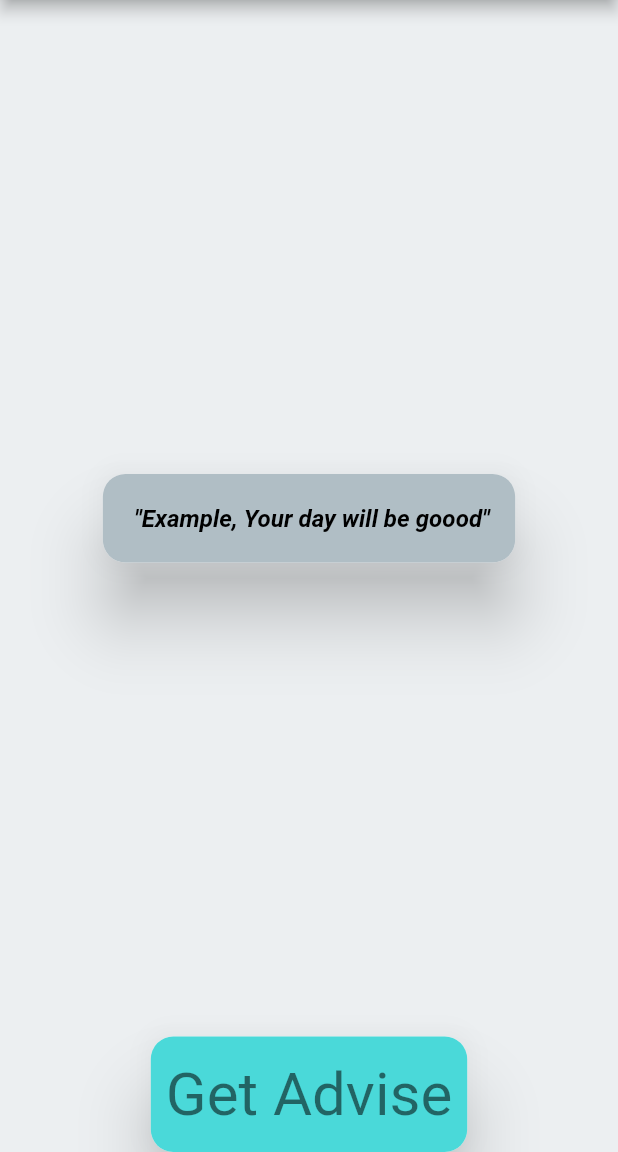
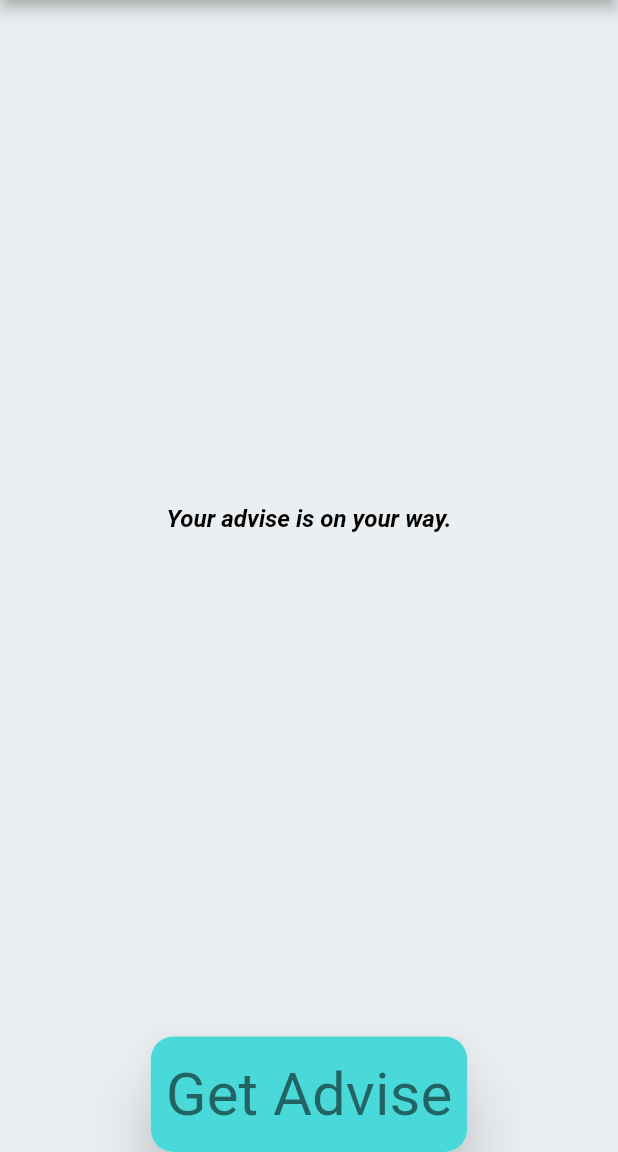
Before and after one commit to Last-dreamer/adviser, a Flutter app: the screen it shows after launch, on a phone screen of 412 x 824 dp, the part 84-1236 px from its top. Run offline on Flutter 3.47's test engine with Material 2 defaults, Android fonts, the phone set to English and light mode, and no system bars; our stand-ins replace flutter_bloc; Roboto replaces fonts that are missing (Rubik).

Commit message:
adding latest code

```diff
--- a/lib/main.dart
+++ b/lib/main.dart
@@ -1,6 +1,7 @@
 
 import 'package:adviser/presentation/core/services/theme_service.dart';
 import 'package:adviser/presentation/pages/advise/advise.dart';
+
 import 'package:adviser/theme.dart';
 import 'package:flutter/material.dart';
 import 'package:provider/provider.dart';
@@ -22,7 +23,7 @@ class MyApp extends StatelessWidget {
         themeMode: themeService.isDarkModeOn ? ThemeMode.dark : ThemeMode.light,
         theme: AppTheme.lightTheme,
         darkTheme: AppTheme.darkTheme,
-        home: const AdviserPage(),
+        home: const AdviserPageWrapperProvider(),
       );
     });
   }
--- a/lib/presentation/pages/advise/advise.dart
+++ b/lib/presentation/pages/advise/advise.dart
@@ -1,10 +1,22 @@
+import 'package:adviser/presentation/core/services/theme_service.dart';
+import 'package:adviser/presentation/pages/advise/widgets/advise_field.dart';
+import 'package:adviser/presentation/pages/advise/widgets/bloc/adviser_bloc.dart';
+import 'package:adviser/presentation/pages/advise/widgets/custom_button.dart';
+import 'package:adviser/presentation/pages/advise/widgets/error_message.dart';
+import 'package:flutter/material.dart';
+import 'package:flutter_bloc/flutter_bloc.dart';
+import 'package:provider/provider.dart';
 
 
-import 'package:adviser/presentation/core/services/theme_service.dart';
-import 'package:adviser/presentation/pages/advise/widgets/advise_field.dart';
-import 'package:adviser/presentation/pages/advise/widgets/custom_button.dart';
-import 'package:flutter/material.dart';
-import 'package:provider/provider.dart';
+class AdviserPageWrapperProvider extends StatelessWidget {
+  const AdviserPageWrapperProvider({super.key});
+
+  @override
+  Widget build(BuildContext context) {
+    return BlocProvider(create: (_) => AdviserBloc(), child: const AdviserPage());
+  }
+}
+
 
 class AdviserPage extends StatelessWidget {
   const AdviserPage({super.key});
@@ -17,18 +29,39 @@ class AdviserPage extends StatelessWidget {
           title: Text("Adviser", style: themedata.textTheme.headlineLarge),
           centerTitle: true,
           actions: [
-          Switch(value: Provider.of<ThemeService>(context, listen: false).isDarkModeOn, onChanged: (v){
-            Provider.of<ThemeService>(context, listen: false).toggleTheme();
-
+            Switch(
+                value: Provider.of<ThemeService>(context, listen: false)
+                    .isDarkModeOn,
+                onChanged: (v) {
+                  Provider.of<ThemeService>(context, listen: false)
+                      .toggleTheme();
                 })
           ],
         ),
-      body: const   Padding(padding:     EdgeInsets.symmetric(horizontal: 50),
-      child: Column(children: [
-
-        Expanded(child: Center(child: AdviseField(advise: "Example, Your day will be goood"),)),
-          CustomButton(),
-      ],),)
+        body: Padding(
+          padding: const EdgeInsets.symmetric(horizontal: 50),
+          child: Column(
+            children: [
+              Expanded(child: BlocBuilder<AdviserBloc, AdviserState>(
+                builder: (context, state) {
+                  if(state is AdviserInitial){
+                    return Center(child: Text("Your advise is on your way.", style: themedata.textTheme.bodyLarge));
+                  }else if(state is AdviserLoading){
+                    return Center(child: CircularProgressIndicator(color: themedata.colorScheme.secondary),);
+                  }else if(state is AdviserLoaded){
+                   return   Center(
+                    child:
+                        AdviseField(advise: state.adivce),
                   );
+                  }else if(state is AdviserError){
+                    return ErrorMessage(message: state.message);
+                  }
+                  return Container();
+                },
+              )),
+              const CustomButton(),
+            ],
+          ),
+        ));
   }
 }
--- /dev/null
+++ b/lib/presentation/pages/advise/widgets/bloc/adviser_bloc.dart
@@ -0,0 +1,17 @@
+
+import 'package:flutter/material.dart';
+import 'package:flutter_bloc/flutter_bloc.dart';
+
+
+part 'adviser_event.dart';
+part 'adviser_state.dart';
+
+class AdviserBloc extends Bloc<AdviserEvent, AdviserState> {
+  AdviserBloc() : super(AdviserInitial()) {
+    on<AdviserEvent>((event, emit) async{
+       emit(AdviserLoading());
+       await Future.delayed(const Duration(seconds: 5), (){});
+       emit(AdviserLoaded(adivce: "New Advise wil be here ..."));
+    });
+  }
+}
--- /dev/null
+++ b/lib/presentation/pages/advise/widgets/bloc/adviser_event.dart
@@ -0,0 +1,7 @@
+part of 'adviser_bloc.dart';
+
+@immutable
+abstract class AdviserEvent {}
+
+
+class AdviseRequestEvent extends AdviserEvent {}
--- /dev/null
+++ b/lib/presentation/pages/advise/widgets/bloc/adviser_state.dart
@@ -0,0 +1,19 @@
+part of 'adviser_bloc.dart';
+
+@immutable
+abstract class AdviserState {}
+
+class AdviserInitial extends AdviserState {}
+
+class AdviserLoading extends AdviserState{}
+
+class AdviserLoaded extends AdviserState{
+  final String adivce;
+  AdviserLoaded({required  this.adivce});
+
+}
+class AdviserError extends AdviserState{
+  final String message;
+
+  AdviserError({required this.message});
+}
--- a/lib/presentation/pages/advise/widgets/custom_button.dart
+++ b/lib/presentation/pages/advise/widgets/custom_button.dart
@@ -1,7 +1,9 @@
 
 
 
+import 'package:adviser/presentation/pages/advise/widgets/bloc/adviser_bloc.dart';
 import 'package:flutter/material.dart';
+import 'package:flutter_bloc/flutter_bloc.dart';
 
 class CustomButton extends StatelessWidget {
   const CustomButton({super.key});
@@ -11,7 +13,9 @@ class CustomButton extends StatelessWidget {
 
     final themdata = Theme.of(context);
     return InkResponse(
-      onTap: (){},
+      onTap: (){
+        context.read<AdviserBloc>().add(AdviseRequestEvent());
+      },
       child: Material(
         elevation: 20,
         borderRadius: BorderRadius.circular(15),
--- a/pubspec.yaml
+++ b/pubspec.yaml
@@ -16,6 +16,7 @@ dependencies:
 
   cupertino_icons: ^1.0.2
   provider: ^6.0.5
+  flutter_bloc: ^8.1.2
 
 dev_dependencies:
   flutter_test:
```
Also changed, not shown: pubspec.lock. Lines whose indentation alone changed are shown as unchanged.
